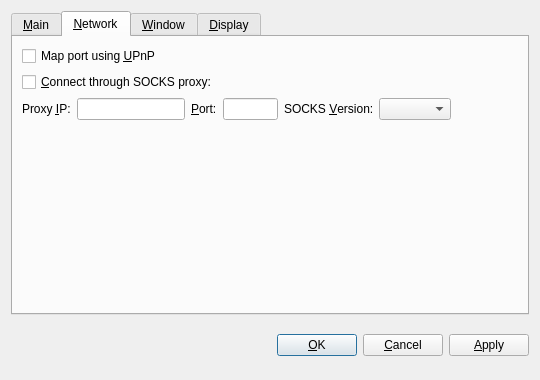
Before: the Qt Designer form src/qt/forms/optionsdialog.ui in corryl/ItalyCoin, drawn with Qt 5.
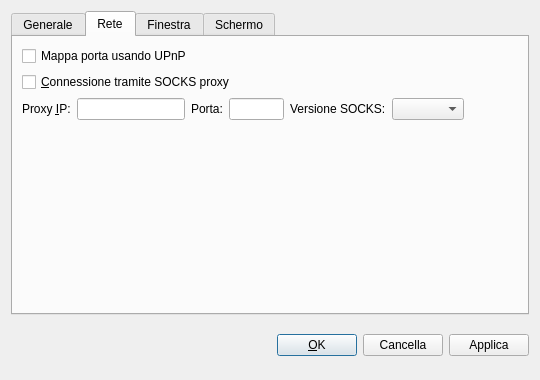
After: the same form once the commit is applied. Custom widgets are drawn as their Qt base class.

Commit message: Completata traduzione della GUI

```diff
--- a/src/qt/forms/optionsdialog.ui
+++ b/src/qt/forms/optionsdialog.ui
@@ -27,7 +27,7 @@
      </property>
      <widget class="QWidget" name="tabMain">
       <attribute name="title">
-       <string>&amp;Main</string>
+       <string>Generale</string>
       </attribute>
       <layout class="QVBoxLayout" name="verticalLayout_Main">
        <item>
@@ -113,7 +113,7 @@
      </widget>
      <widget class="QWidget" name="tabNetwork">
       <attribute name="title">
-       <string>&amp;Network</string>
+       <string>Rete</string>
       </attribute>
       <layout class="QVBoxLayout" name="verticalLayout_Network">
        <item>
@@ -122,7 +122,7 @@
           <string>Automatically open the ItalyCoin client port on the router. This only works when your router supports UPnP and it is enabled.</string>
          </property>
          <property name="text">
-          <string>Map port using &amp;UPnP</string>
+          <string>Mappa porta usando UPnP</string>
          </property>
         </widget>
        </item>
@@ -132,7 +132,7 @@
           <string>Connect to the ItalyCoin network through a SOCKS proxy (e.g. when connecting through Tor).</string>
          </property>
          <property name="text">
-          <string>&amp;Connect through SOCKS proxy:</string>
+          <string>&amp;Connessione tramite SOCKS proxy</string>
          </property>
         </widget>
        </item>
@@ -167,7 +167,7 @@
          <item>
           <widget class="QLabel" name="proxyPortLabel">
            <property name="text">
-            <string>&amp;Port:</string>
+            <string>Porta:</string>
            </property>
            <property name="textFormat">
             <enum>Qt::PlainText</enum>
@@ -193,7 +193,7 @@
          <item>
           <widget class="QLabel" name="socksVersionLabel">
            <property name="text">
-            <string>SOCKS &amp;Version:</string>
+            <string>Versione SOCKS:</string>
            </property>
            <property name="textFormat">
             <enum>Qt::PlainText</enum>
@@ -242,7 +242,7 @@
      </widget>
      <widget class="QWidget" name="tabWindow">
       <attribute name="title">
-       <string>&amp;Window</string>
+       <string>Finestra</string>
       </attribute>
       <layout class="QVBoxLayout" name="verticalLayout_Window">
        <item>
@@ -282,7 +282,7 @@
      </widget>
      <widget class="QWidget" name="tabDisplay">
       <attribute name="title">
-       <string>&amp;Display</string>
+       <string>Schermo</string>
       </attribute>
       <layout class="QVBoxLayout" name="verticalLayout_Display">
        <item>
@@ -417,7 +417,7 @@
      <item>
       <widget class="QPushButton" name="cancelButton">
        <property name="text">
-        <string>&amp;Cancel</string>
+        <string>Cancella</string>
        </property>
        <property name="autoDefault">
         <bool>false</bool>
@@ -427,7 +427,7 @@
      <item>
       <widget class="QPushButton" name="applyButton">
        <property name="text">
-        <string>&amp;Apply</string>
+        <string>Applica</string>
        </property>
        <property name="autoDefault">
         <bool>false</bool>
```
Left out of the diff: 19 changed lines with no effect on the pictures. The commit also changes 2 other files.
